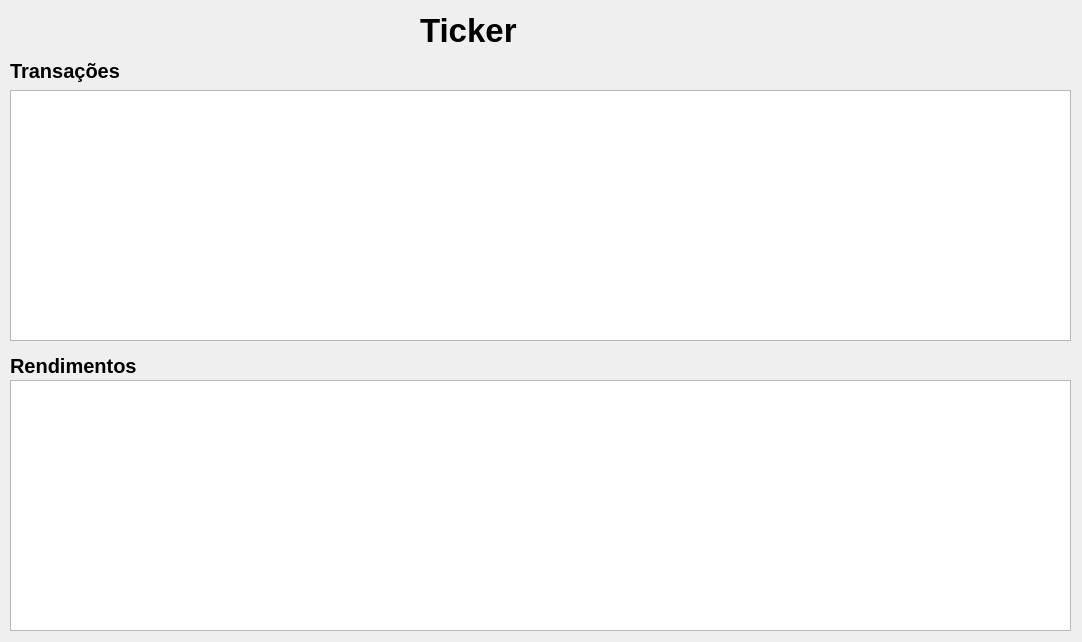
Above: assetwindow.ui from ThiagoServulo/MyFinancialAssets before the change. Below: the same form after it.
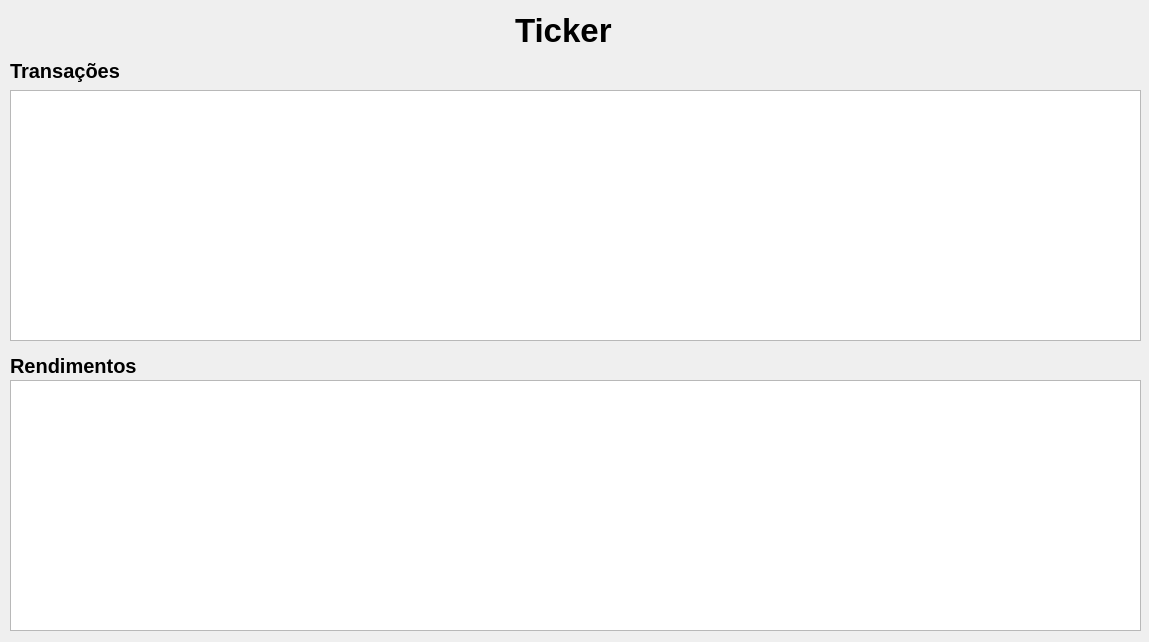
That is the form after the change.

The edit to the form file:
```diff
--- a/assetwindow.ui
+++ b/assetwindow.ui
@@ -6,7 +6,7 @@
    <rect>
     <x>0</x>
     <y>0</y>
-    <width>1082</width>
+    <width>1149</width>
     <height>642</height>
    </rect>
   </property>
@@ -17,9 +17,9 @@
    <widget class="QLabel" name="label_ticker">
     <property name="geometry">
      <rect>
-      <x>420</x>
+      <x>515</x>
       <y>10</y>
-      <width>181</width>
+      <width>111</width>
       <height>41</height>
      </rect>
     </property>
@@ -39,7 +39,7 @@
      <rect>
       <x>10</x>
       <y>90</y>
-      <width>1061</width>
+      <width>1131</width>
       <height>251</height>
      </rect>
     </property>
@@ -89,7 +89,7 @@
      <rect>
       <x>10</x>
       <y>380</y>
-      <width>1061</width>
+      <width>1131</width>
       <height>251</height>
      </rect>
     </property>
```
